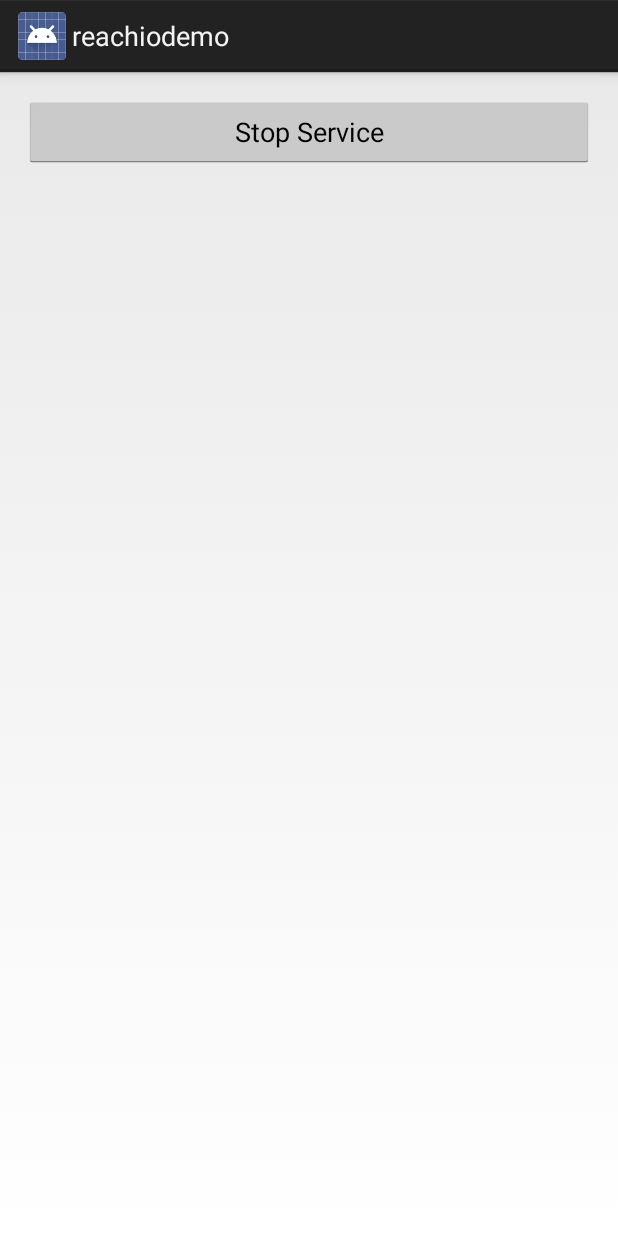
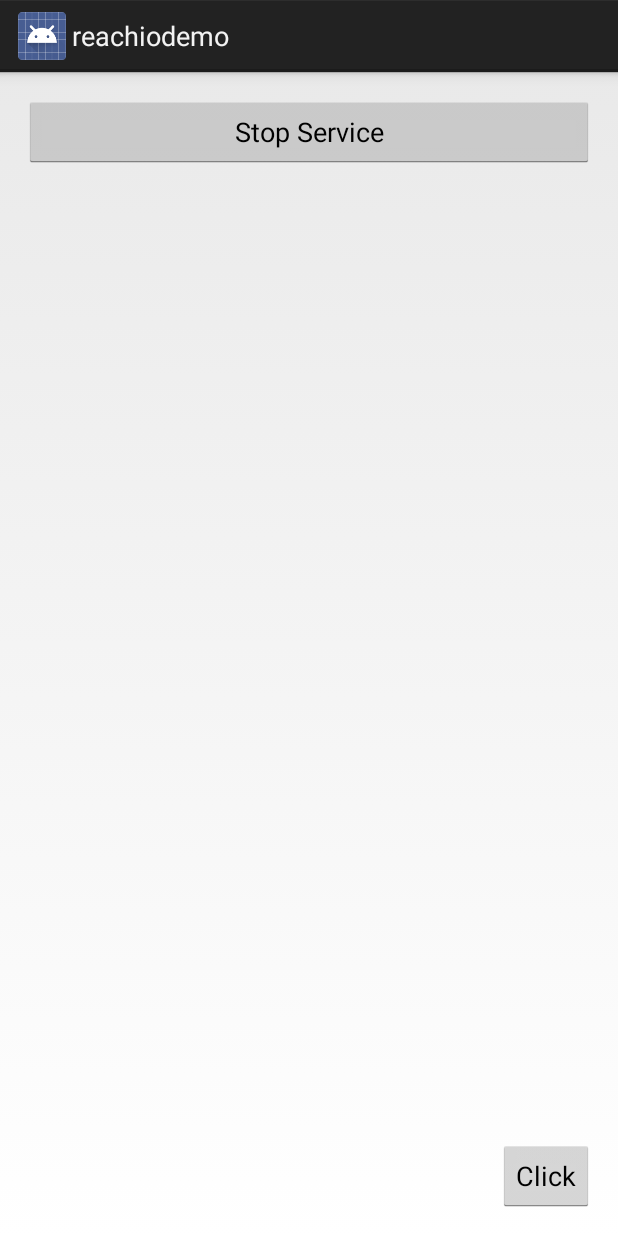
Before and after one commit to jinkim608/reach.io, an Android app: the screen it shows after launch (MainActivity), after a tap on "Start Touch Detection", on a phone screen of 412 x 824 dp. Run offline under Robolectric (Android 15) with nearby library versions, the phone set to English and light mode, and no system bars.

Commit message:
- Included Otto EventBus in gradle - Added a button for testing on simulate click

```diff
--- a/reachiodemo/app/build.gradle
+++ b/reachiodemo/app/build.gradle
@@ -22,5 +22,6 @@ android {
 dependencies {
     compile fileTree(dir: 'libs', include: ['*.jar'])
     compile 'com.android.support:support-v4:21.0.0'
+    compile 'com.squareup:otto:1.3.5'
     compile project(':library')
 }
--- a/reachiodemo/app/src/main/java/io/reach/reachiodemo/GlobalTouchService.java
+++ b/reachiodemo/app/src/main/java/io/reach/reachiodemo/GlobalTouchService.java
@@ -70,7 +70,7 @@ public class GlobalTouchService extends Service implements OnTouchListener {
         display.getSize(size);
 
         anchorX = anchorOuterMargin;
-        anchorY = size.y - anchorSize - anchorOuterMargin - 40;
+        anchorY = size.y - anchorSize - anchorOuterMargin - 70;
 
         selectorX = anchorX;
         selectorY = anchorY;
--- a/reachiodemo/app/src/main/java/io/reach/reachiodemo/MainActivity.java
+++ b/reachiodemo/app/src/main/java/io/reach/reachiodemo/MainActivity.java
@@ -16,7 +16,6 @@ public class MainActivity extends Activity {
         super.onCreate(savedInstanceState);
         setContentView(R.layout.activity_main);
         globalService = new Intent(this, GlobalTouchService.class);
-
     }
 
     public void buttonClicked(View v) {
@@ -32,6 +31,9 @@ public class MainActivity extends Activity {
             ((Button) v).setText("Start Service");
             Toast.makeText(this, "Stop Service", Toast.LENGTH_SHORT).show();
         }
+    }
+
+    public void simulateClick(View v) {
 
     }
 
--- a/reachiodemo/app/src/main/res/layout/activity_main.xml
+++ b/reachiodemo/app/src/main/res/layout/activity_main.xml
@@ -18,4 +18,13 @@
         android:text="Start Touch Detection"
         android:onClick="buttonClicked" />
 
+    <Button
+        android:id="@+id/btn_test"
+        android:layout_width="wrap_content"
+        android:layout_height="wrap_content"
+        android:layout_alignParentBottom="true"
+        android:layout_alignParentRight="true"
+        android:text="Click"
+        android:onClick="simulateClick" />
+
 </RelativeLayout>
```
Also changed, not shown: reachiodemo/app/src/main/java/io/reach/reachiodemo/Bus/BusProvider.java (added, +36 -0 lines), 1 other file.
